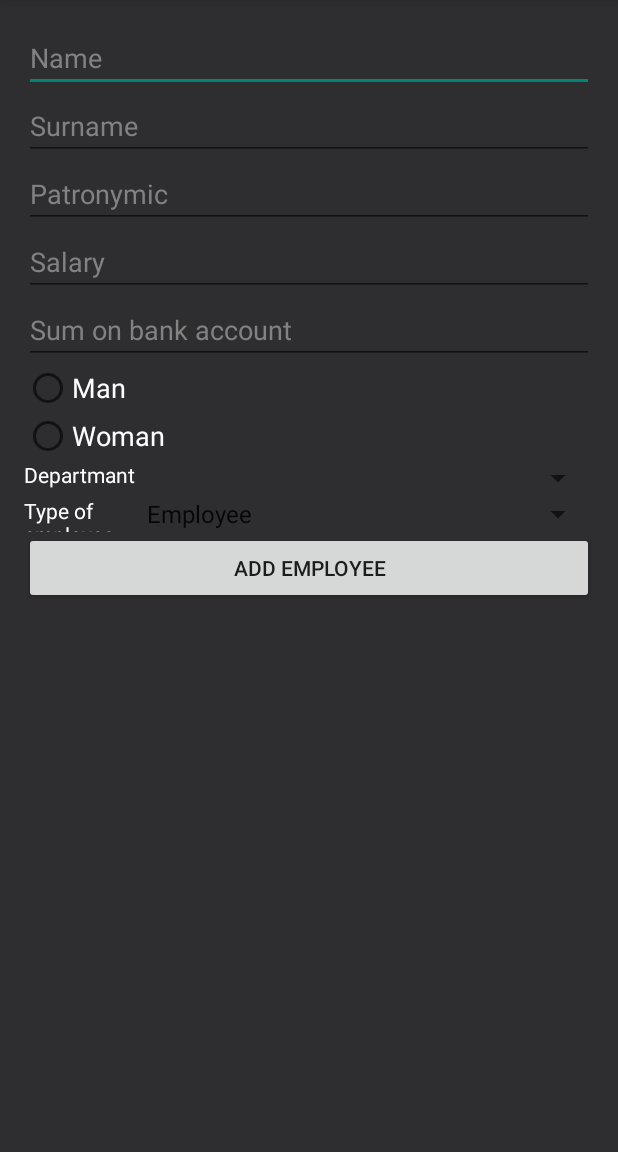
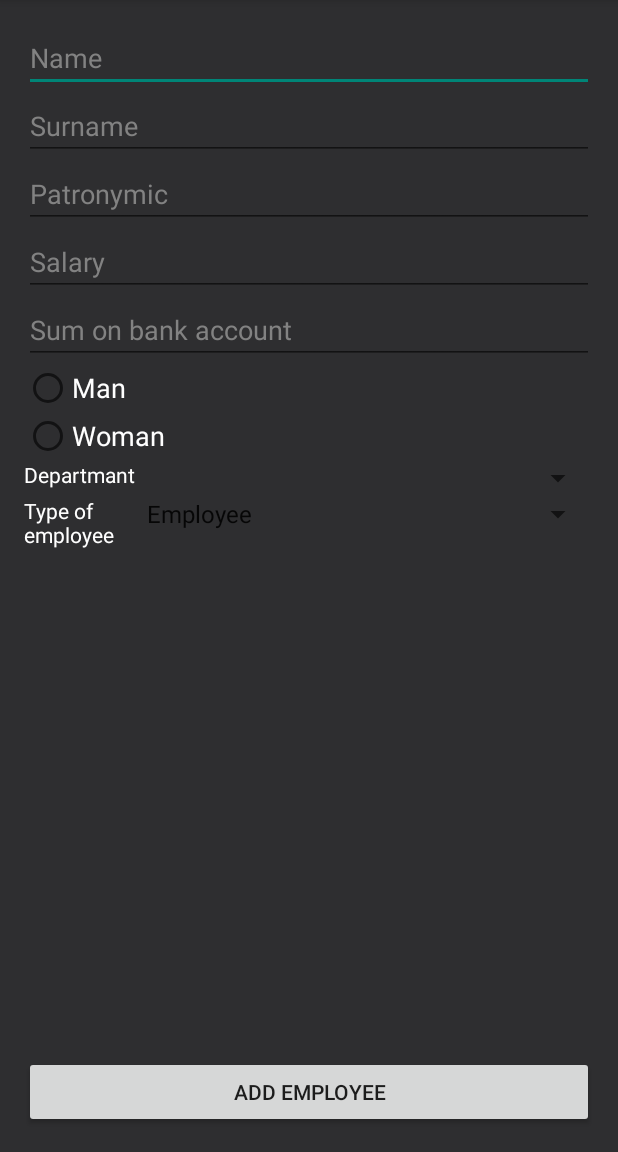
Before and after one commit to AnastasiyaYuragina/FirmAndroid, an Android app: the fragment AddEmployeeFragment shown on its own in the app's theme, after a tap on "ADD EMPLOYEE", on a phone screen of 412 x 824 dp, the part 84-1236 px from its top. Run offline under Robolectric (Android 15) with nearby library versions, the phone set to English and light mode, and no system bars; 6 statements that could not run were skipped.

```diff
--- a/Firm/src/main/java/com/rem/firm/firm/AddEmployeeFragment.java
+++ b/Firm/src/main/java/com/rem/firm/firm/AddEmployeeFragment.java
@@ -97,7 +97,7 @@ public class AddEmployeeFragment extends Fragment {
     }
 
     private void onClickAddEmployee() {
-        String sex = null;
+        String sex = "";
         String name = editTextName.getText().toString();
         String surname = editTextSurname.getText().toString();
         String patronymic = editTextPatronymic.getText().toString();
@@ -107,41 +107,39 @@ public class AddEmployeeFragment extends Fragment {
         Employee employee;
         Manager manager;
         SalesManager salesManager;
+        boolean isAdded = false;
+        String message = "Employee successfully added";
+        String errorMessage = "Employee not add";
         if (radioButtonWoman.isChecked()) {
             sex = Employee.fWoman;
         } else if(radioButtonMan.isChecked()) {
             sex = Employee.fMan;
         }
+
         if (!name.isEmpty() && !surname.isEmpty() && !patronymic.isEmpty() &&
-                !salaryS.isEmpty() && !bankAccountS.isEmpty() && !sex.equals(null)) {
+                !salaryS.isEmpty() && !bankAccountS.isEmpty() && !sex.isEmpty()) {
 
             double salary = Double.parseDouble(salaryS);
             double bankAccount = Double.parseDouble(bankAccountS);
+
             if (spinnerTypeEmployee.getSelectedItem().equals(EMPLOYEE)) {
                 employee = new Employee(name, surname, patronymic, salary, bankAccount, sex, department);
-                if (firm.addEmployee(employee)) {
-                    messageToast("Employee successfully added");
-                } else {
-                    messageToast("Employee not add");
-                }
-
+                isAdded = firm.addEmployee(employee);
             } else if (spinnerTypeEmployee.getSelectedItem().equals(MANAGER)) {
                 manager = new Manager(name, surname, patronymic, salary, bankAccount, sex, department);
-                if (firm.addEmployee(manager)) {
-                    messageToast("Employee successfully added");
-                } else {
-                    messageToast("Employee not add");
-                }
+                isAdded = firm.addEmployee(manager);
             } else if (spinnerTypeEmployee.getSelectedItem().equals(SALES_MANAGER)) {
                 salesManager = new SalesManager(name, surname, patronymic, salary, bankAccount, sex, department);
-                if (firm.addEmployee(salesManager)) {
-                    messageToast("Employee successfully added");
-                } else {
-                    messageToast("Employee not add");
-                }
+                isAdded = firm.addEmployee(salesManager);
             }
+            if (isAdded) {
+                messageToast(message);
+            } else {
+                messageToast(errorMessage);
+            }
+
         } else {
-            messageToast("Employee not add");
+            messageToast(errorMessage);
         }
     }
 
--- a/Firm/src/main/res/layout/add_employee_tab.xml
+++ b/Firm/src/main/res/layout/add_employee_tab.xml
@@ -91,34 +91,42 @@
                 android:layout_height="wrap_content"
                 android:text="@string/rButtonMan"
                 android:id="@+id/rButtonMan"
-                android:textColor="#ffffff" android:textSize="18dp"/>
+                android:textColor="#ffffff"
+                android:textSize="18dp"/>
         <RadioButton
                 android:layout_width="wrap_content"
                 android:layout_height="wrap_content"
                 android:text="@string/rButtonWoman"
                 android:id="@+id/rButtonWoman"
-                android:textColor="#ffffff" android:textSize="18dp"/>
+                android:textColor="#ffffff"
+                android:textSize="18dp"/>
     </RadioGroup>
     <Spinner
             android:layout_width="match_parent"
             android:layout_height="wrap_content"
             android:id="@+id/department"
-            android:layout_below="@+id/radioGroup" android:layout_toEndOf="@+id/textViewDep"/>
+            android:layout_below="@+id/radioGroup"
+            android:layout_toEndOf="@+id/textViewDep"
+            android:textSize="30sp"
+            android:textColor="#ffffff" />
     <Spinner
             android:layout_width="match_parent"
             android:layout_height="wrap_content"
             android:id="@+id/typeEmployee"
-            android:layout_below="@+id/department" android:layout_alignParentEnd="true"
-            android:layout_alignStart="@+id/department"/>
+            android:layout_below="@+id/department"
+            android:layout_alignParentEnd="true"
+            android:layout_alignStart="@+id/department"
+            android:textSize="30sp"
+            android:textColor="#ffffff"/>
     <Button
             android:layout_width="match_parent"
             android:layout_height="wrap_content"
             android:text="@string/buttonAdd"
             android:id="@+id/buttonAddEmployee"
             android:layout_alignWithParentIfMissing="true"
-            android:layout_below="@+id/typeEmployee"
-            android:layout_centerHorizontal="true"
-            android:ems="20"/>
+            android:ems="20"
+            android:layout_alignParentBottom="true"
+            android:layout_alignParentEnd="true"/>
     <TextView
             android:layout_width="wrap_content"
             android:layout_height="wrap_content"
```
Also changed, not shown: Firm/src/main/java/com/rem/firm/firm/DepartmentFragment.java (+15 -51 lines), Firm/src/main/java/com/rem/firm/firm/EmployeeFragment.java (+15 -48 lines), Firm/src/main/java/com/rem/firm/firm/ParentFragment.java (added, +32 -0 lines).
